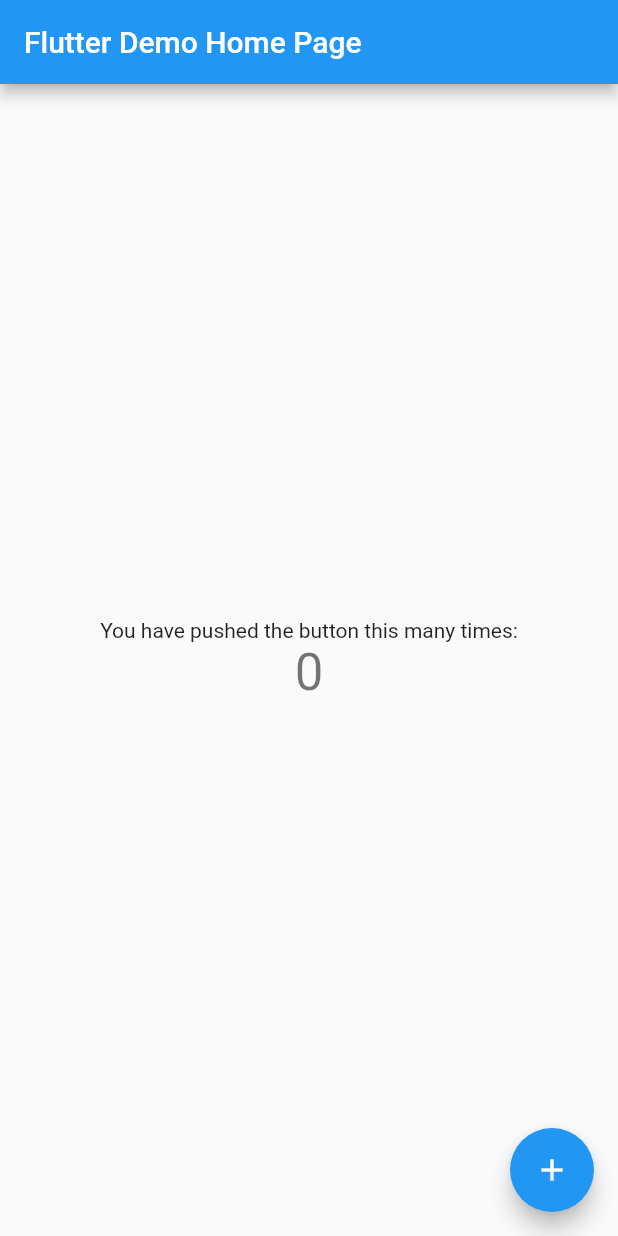
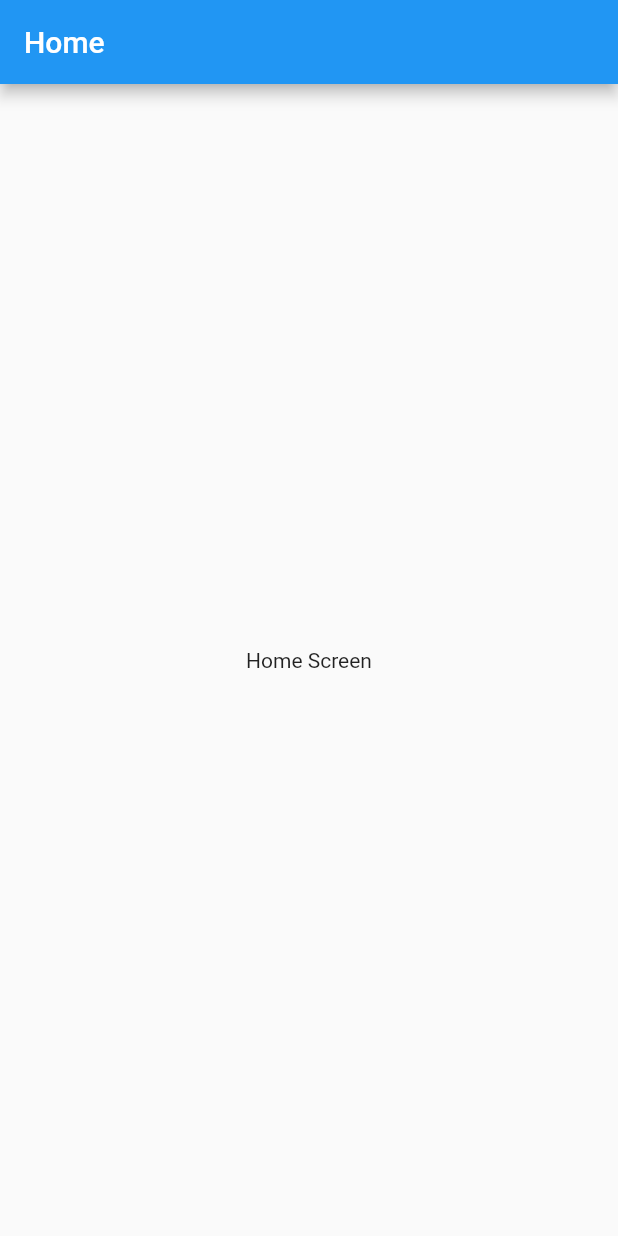
Before and after one commit to Antoniojesus1999/flutter_notification, a Flutter app: the screen it shows after launch, on a phone screen of 412 x 824 dp. Run offline on Flutter 3.47's test engine with Material 2 defaults, Android fonts, the phone set to English and light mode, and no system bars.

```diff
--- a/lib/main.dart
+++ b/lib/main.dart
@@ -1,115 +1,19 @@
 import 'package:flutter/material.dart';
+import 'package:flutter_notificacion/screens/home_screen.dart';
+import 'package:flutter_notificacion/screens/message_screen.dart';
 
-void main() {
-  runApp(const MyApp());
-}
+void main() => runApp(const MyApp());
 
 class MyApp extends StatelessWidget {
   const MyApp({super.key});
 
-  // This widget is the root of your application.
   @override
   Widget build(BuildContext context) {
     return MaterialApp(
-      title: 'Flutter Demo',
-      theme: ThemeData(
-        // This is the theme of your application.
-        //
-        // Try running your application with "flutter run". You'll see the
-        // application has a blue toolbar. Then, without quitting the app, try
-        // changing the primarySwatch below to Colors.green and then invoke
-        // "hot reload" (press "r" in the console where you ran "flutter run",
-        // or simply save your changes to "hot reload" in a Flutter IDE).
-        // Notice that the counter didn't reset back to zero; the application
-        // is not restarted.
-        primarySwatch: Colors.blue,
-      ),
-      home: const MyHomePage(title: 'Flutter Demo Home Page'),
+      title: 'Material App',
+      debugShowCheckedModeBanner: false,
+      initialRoute: 'home',
+      routes: {'home': (_) => HomeScreen(), 'message': (_) => MessageScreen()},
     );
   }
 }
-
-class MyHomePage extends StatefulWidget {
-  const MyHomePage({super.key, required this.title});
-
-  // This widget is the home page of your application. It is stateful, meaning
-  // that it has a State object (defined below) that contains fields that affect
-  // how it looks.
-
-  // This class is the configuration for the state. It holds the values (in this
-  // case the title) provided by the parent (in this case the App widget) and
-  // used by the build method of the State. Fields in a Widget subclass are
-  // always marked "final".
-
-  final String title;
-
-  @override
-  State<MyHomePage> createState() => _MyHomePageState();
-}
-
-class _MyHomePageState extends State<MyHomePage> {
-  int _counter = 0;
-
-  void _incrementCounter() {
-    setState(() {
-      // This call to setState tells the Flutter framework that something has
-      // changed in this State, which causes it to rerun the build method below
-      // so that the display can reflect the updated values. If we changed
-      // _counter without calling setState(), then the build method would not be
-      // called again, and so nothing would appear to happen.
-      _counter++;
-    });
-  }
-
-  @override
-  Widget build(BuildContext context) {
-    // This method is rerun every time setState is called, for instance as done
-    // by the _incrementCounter method above.
-    //
-    // The Flutter framework has been optimized to make rerunning build methods
-    // fast, so that you can just rebuild anything that needs updating rather
-    // than having to individually change instances of widgets.
-    return Scaffold(
-      appBar: AppBar(
-        // Here we take the value from the MyHomePage object that was created by
-        // the App.build method, and use it to set our appbar title.
-        title: Text(widget.title),
-      ),
-      body: Center(
-        // Center is a layout widget. It takes a single child and positions it
-        // in the middle of the parent.
-        child: Column(
-          // Column is also a layout widget. It takes a list of children and
-          // arranges them vertically. By default, it sizes itself to fit its
-          // children horizontally, and tries to be as tall as its parent.
-          //
-          // Invoke "debug painting" (press "p" in the console, choose the
-          // "Toggle Debug Paint" action from the Flutter Inspector in Android
-          // Studio, or the "Toggle Debug Paint" command in Visual Studio Code)
-          // to see the wireframe for each widget.
-          //
-          // Column has various properties to control how it sizes itself and
-          // how it positions its children. Here we use mainAxisAlignment to
-          // center the children vertically; the main axis here is the vertical
-          // axis because Columns are vertical (the cross axis would be
-          // horizontal).
-          mainAxisAlignment: MainAxisAlignment.center,
-          children: <Widget>[
-            const Text(
-              'You have pushed the button this many times:',
-            ),
-            Text(
-              '$_counter',
-              style: Theme.of(context).textTheme.headline4,
-            ),
-          ],
-        ),
-      ),
-      floatingActionButton: FloatingActionButton(
-        onPressed: _incrementCounter,
-        tooltip: 'Increment',
-        child: const Icon(Icons.add),
-      ), // This trailing comma makes auto-formatting nicer for build methods.
-    );
-  }
-}
--- /dev/null
+++ b/lib/screens/home_screen.dart
@@ -0,0 +1,13 @@
+import 'package:flutter/material.dart';
+
+class HomeScreen extends StatelessWidget {
+  @override
+  Widget build(BuildContext context) {
+    return Scaffold(
+      appBar: AppBar(
+        title: const Text('Home'),
+      ),
+      body: const Center(child: Text('Home Screen')),
+    );
+  }
+}
--- /dev/null
+++ b/lib/services/push_notification_service.dart
@@ -0,0 +1 @@
+//6D:DC:70:35:20:38:C5:AF:BE:75:34:88:B2:13:1C:5C:E4:89:B0:1A
--- a/pubspec.yaml
+++ b/pubspec.yaml
@@ -36,6 +36,7 @@
   # The following adds the Cupertino Icons font to your application.
   # Use with the CupertinoIcons class for iOS style icons.
   cupertino_icons: ^1.0.2
+  firebase_messaging: ^14.1.0
 
 dev_dependencies:
   flutter_test:
```
Also changed, not shown: lib/screens/message_screen.dart (added, +17 -0 lines), pubspec.lock, 10 other files.
